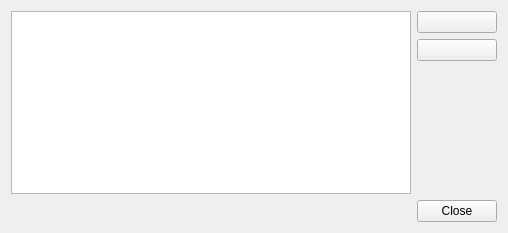
Above: ui/mirror/mirrorsettings.ui from KDE/kget before the change. Below: the same form after it.
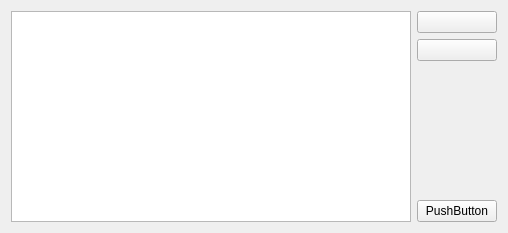
That is the form after the change.

Commit message: Port to KDialog and fix some ui glitches

Patch:
```diff
--- a/ui/mirror/mirrorsettings.ui
+++ b/ui/mirror/mirrorsettings.ui
@@ -30,7 +30,14 @@
      </property>
     </spacer>
    </item>
-   <item row="0" column="0" rowspan="3">
+   <item row="3" column="1">
+    <widget class="QPushButton" name="closeButton">
+     <property name="text">
+      <string>PushButton</string>
+     </property>
+    </widget>
+   </item>
+   <item row="0" column="0" rowspan="4">
     <widget class="QTreeView" name="treeView">
      <property name="sizePolicy">
       <sizepolicy hsizetype="MinimumExpanding" vsizetype="Expanding">
@@ -52,19 +59,6 @@
      </property>
     </widget>
    </item>
-   <item row="3" column="1">
-    <widget class="QDialogButtonBox" name="buttonBox">
-     <property name="sizePolicy">
-      <sizepolicy hsizetype="Maximum" vsizetype="Fixed">
-       <horstretch>0</horstretch>
-       <verstretch>0</verstretch>
-      </sizepolicy>
-     </property>
-     <property name="standardButtons">
-      <set>QDialogButtonBox::Close</set>
-     </property>
-    </widget>
-   </item>
   </layout>
  </widget>
  <resources/>
```
The commit also changes 3 other files.
